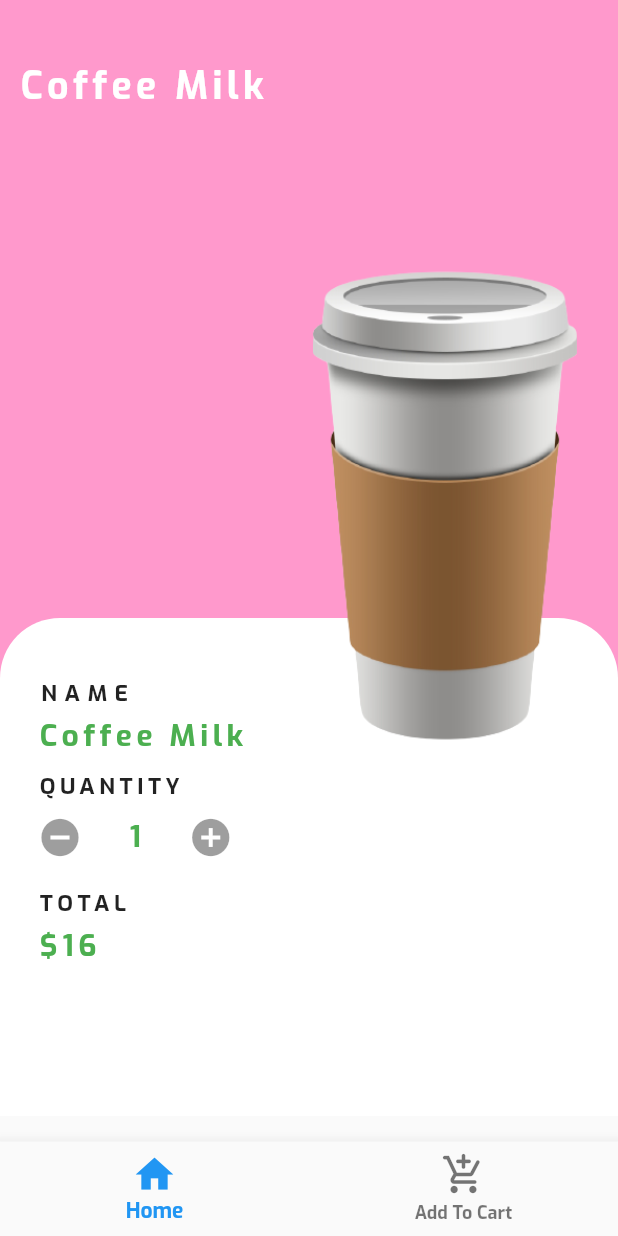
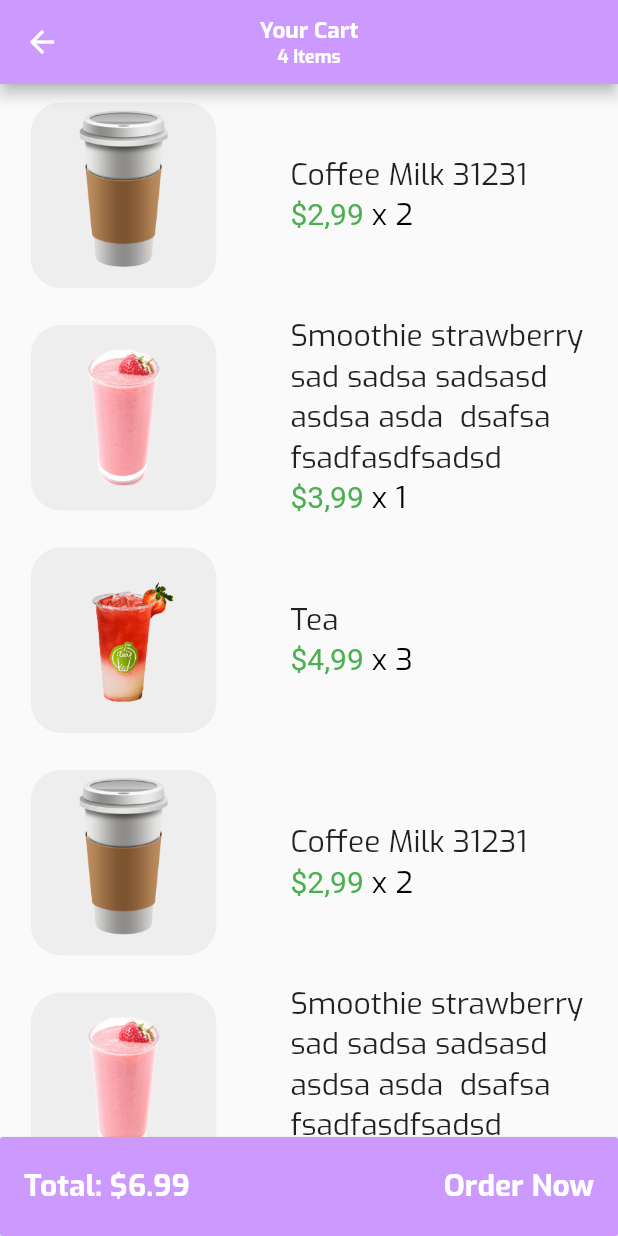
Before and after one commit to phucnguyen1901/flutter-nodejs-coffee, a Flutter app: the screen it shows after launch, on a phone screen of 412 x 824 dp. Run offline on Flutter 3.47's test engine with Material 2 defaults, Android fonts, the phone set to English and light mode, and no system bars.

Commit message:
comlete detail product and cart screen.Handling api from nodejs server

```diff
--- /dev/null
+++ b/lib/components/itemCart.dart
@@ -0,0 +1,61 @@
+import 'package:flutter/material.dart';
+import 'package:chatapp/style.dart';
+
+class ItemCart extends StatelessWidget {
+
+  final String title, price, qty ,pathImage;
+
+
+  const ItemCart({
+    Key key,
+    this.title,
+    this.price,
+    this.qty,
+    @required this.pathImage,
+      this.size,
+  }) : super(key: key);
+
+  final Size size;
+
+  @override
+  Widget build(BuildContext context) {
+    return Row(
+      children: <Widget>[
+        SizedBox(height:size.height*0.18,width: size.width*0.05,),
+        Container(
+          width: size.width*0.3,
+          height: size.height*0.15,
+          decoration: BoxDecoration(
+              borderRadius: BorderRadius.circular(20.0),
+              color: lightGreyColor,
+              image: DecorationImage(
+                  image: AssetImage(pathImage)
+              )
+          ),
+        ),
+        SizedBox(width: size.width*0.12,),
+        Column(
+          crossAxisAlignment: CrossAxisAlignment.start,
+          children: <Widget>[
+            Container(
+              width: size.width*0.5,
+                child: Text(title, style: TextStyle(fontSize: 20.0,fontFamily: "Exo"))
+            ),
+            RichText(
+              text: TextSpan(
+                  text: price, style: TextStyle(fontSize: 20.0,color:Colors.green),
+                  children: <TextSpan>[
+                    TextSpan(text: qty,style: TextStyle(fontSize: 20.0,color:Colors.black,fontFamily: "Exo"))
+                    // TextSpan(text: 'bold', style: TextStyle(fontWeight: FontWeight.bold)),
+                    // TextSpan(text: ' world!'),
+                  ]
+              ),
+
+            )
+          ],
+        )
+      ],
+
+    );
+  }
+}
--- a/lib/main.dart
+++ b/lib/main.dart
@@ -1,5 +1,6 @@
 
 import 'package:chatapp/screens/authentication/register/components/register.dart';
+import 'package:chatapp/screens/cart/cart_screen.dart';
 import 'package:chatapp/screens/detailProduct/detailProduct.dart';
 import 'package:chatapp/screens/home/home.dart';
 import 'package:flutter/material.dart';
@@ -16,16 +17,16 @@ class MyApp extends StatelessWidget {
     return MaterialApp(
       title:'Authentication',
       theme: ThemeData(
-        primaryColor: PrimaryColor,
+        primaryColor: lightColor,
         fontFamily: FontDefault,
-
       ),
-      initialRoute: '/detail',
+      initialRoute: '/cart',
       routes: {
         '/login' : (context) => Login(),
         '/home' : (context) => Home(),
         '/register' : (context) => Register(),
-        '/detail' : (context) => DetailProDuct()
+        '/detail' : (context) => DetailProDuct(),
+        '/cart' : (context) => Cart()
       },
     );
   }
--- /dev/null
+++ b/lib/models/Card.dart
@@ -0,0 +1,11 @@
+
+import 'package:chatapp/components/ItemProduct.dart';
+import 'package:flutter/material.dart';
+
+class Cart{
+  final ItemProduct item;
+  final int totalItem;
+
+  Cart(@required this.item, @required this.totalItem);
+
+}
--- /dev/null
+++ b/lib/screens/cart/body.dart
@@ -0,0 +1,102 @@
+import 'package:chatapp/components/ItemProduct.dart';
+import 'package:chatapp/components/itemCart.dart';
+import 'package:chatapp/models/Card.dart';
+import 'package:chatapp/style.dart';
+
+import 'package:flutter/material.dart';
+
+class Body extends StatefulWidget {
+  @override
+  _BodyState createState() => _BodyState();
+}
+
+class _BodyState extends State<Body> {
+  // List<ItemProduct> listProduct (size){
+  //   List<ItemProduct> list = [
+  //     ItemProduct(pathImage:"assets/home/home_smoothie.png",size: size, nameItem: "Coffee Milk", description: "There are many variations of passages of Lorem Ipsum available, but the majority have suffered",
+  //       fnc:(){
+  //         Navigator.pushNamed(context, '/detail');
+  //       },),
+  //     ItemProduct(pathImage:"assets/home/home_tea.png",size: size, nameItem: "Coffee Coffee", description: "Umbalasiba",),
+  //     ItemProduct(pathImage:"assets/login/icon_user.png",size: size, nameItem: "Coffee tonay", description: "Umbalasiba",),
+  //   ];
+  //   return list;
+  //
+  // }
+  List<ItemCart> listItemProduct = [
+    ItemCart(
+      pathImage: "assets/home/home_coffee.png",
+      title: "Coffee Milk 31231",
+      price: "\$2,99",
+      qty: " x 2",
+    ),
+    ItemCart(
+      pathImage: "assets/home/home_smoothie.png",
+      title:
+          "Smoothie strawberry sad sadsa sadsasd asdsa asda  dsafsa fsadfasdfsadsd",
+      price: "\$3,99",
+      qty: " x 1",
+    ),
+    ItemCart(
+      pathImage: "assets/home/home_tea.png",
+      title: "Tea",
+      price: "\$4,99",
+      qty: " x 3",
+    ),
+    ItemCart(
+      pathImage: "assets/home/home_coffee.png",
+      title: "Coffee Milk 31231",
+      price: "\$2,99",
+      qty: " x 2",
+    ),
+    ItemCart(
+      pathImage: "assets/home/home_smoothie.png",
+      title:
+          "Smoothie strawberry sad sadsa sadsasd asdsa asda  dsafsa fsadfasdfsadsd",
+      price: "\$3,99",
+      qty: " x 1",
+    ),
+    ItemCart(
+      pathImage: "assets/home/home_tea.png",
+      title: "Tea",
+      price: "\$4,99",
+      qty: " x 3",
+    )
+  ];
+
+  @override
+  Widget build(BuildContext context) {
+    Size size = MediaQuery.of(context).size;
+
+    return Container(
+        height: size.height,
+        width: size.width,
+        child: ListView.builder(
+          itemCount: listItemProduct.length,
+          itemBuilder: (context, index) {
+            return Dismissible(
+                key: Key(listItemProduct[index].title),
+                background: Container(
+                  // height: size.height,
+                  width: size.width,
+                  decoration:
+                      BoxDecoration(borderRadius: BorderRadius.circular(15.0)),
+                  child: Container(
+                      padding: EdgeInsets.only(left: 0),
+                      decoration: BoxDecoration(
+                          color: lightPinkColor,
+                          image: DecorationImage(
+                              image: AssetImage(
+                                  "assets/home/delete_button.png")))),
+                ),
+                child: ItemCart(
+                  size: size,
+                  pathImage: listItemProduct[index].pathImage,
+                  title: listItemProduct[index].title,
+                  price: listItemProduct[index].price,
+                  qty: listItemProduct[index].qty,
+                ));
+          },
+        ));
+  }
+}
--- /dev/null
+++ b/lib/screens/cart/bottom.dart
@@ -0,0 +1,33 @@
+import 'package:flutter/material.dart';
+import 'package:chatapp/style.dart';
+class Bottom extends StatefulWidget {
+  @override
+  _BottomState createState() => _BottomState();
+}
+
+class _BottomState extends State<Bottom> {
+  @override
+  Widget build(BuildContext context) {
+    Size size = MediaQuery.of(context).size;
+    return RaisedButton(
+      color: lightColor,
+      onPressed: (){
+
+      },
+      child: Container(
+        width: size.width,
+        height: size.height*0.08,
+
+        child: Row(
+          mainAxisAlignment: MainAxisAlignment.spaceBetween,
+          children: <Widget>[
+            Text("Total: \$6.99",style: TextStyle(fontSize:20.0,color: Colors.white),),
+            Text("Order Now",style: TextStyle(fontSize:20.0,color: Colors.white),),
+            // Text("Order Now",style: TextStyle(color: Colors.white))
+          ],
+        ),
+      ),
+    );
+  }
+
+}
--- /dev/null
+++ b/lib/screens/cart/cart_screen.dart
@@ -0,0 +1,29 @@
+
+
+import 'package:flutter/material.dart';
+
+import 'body.dart';
+import 'bottom.dart';
+class Cart extends StatelessWidget {
+  @override
+  Widget build(BuildContext context) {
+    return Scaffold(
+        appBar: AppBar(
+          centerTitle: true,
+          title: Column(
+            children: <Widget>[
+              Text("Your Cart", style: TextStyle(fontSize: 15.0, color: Colors.white),),
+              Text("4 Items", style: TextStyle(fontSize: 12.0,fontFamily: "Exo",fontWeight: FontWeight.bold, color: Colors.white),),
+            ],
+          ),
+          leading: IconButton(icon:Icon(Icons.arrow_back), color:Colors.white,
+            onPressed: (){
+            Navigator.pop(context);
+            },
+          ),
+        ),
+        body:Body(),
+        bottomNavigationBar: Bottom()
+    );
+  }
+}
--- a/lib/screens/detailProduct/detailProduct.dart
+++ b/lib/screens/detailProduct/detailProduct.dart
@@ -2,29 +2,22 @@
 import 'package:flutter/material.dart';
 
 import 'body.dart';
+import 'bottom.dart';
+
 
 class DetailProDuct extends StatelessWidget {
   @override
   Widget build(BuildContext context) {
     return Scaffold(
+      appBar: AppBar(
+        leading: IconButton(icon:Icon(Icons.arrow_back),
+        onPressed: (){
+          Navigator.pop(context);
+        },
+        ),
+      ),
       body:Body(),
-      bottomNavigationBar: BottomNavigationBar(
-        iconSize: 30.0,
-        items: [
-          BottomNavigationBarItem(
-            // activeIcon: ,
-              icon: Icon(Icons.home),
-              label: "Home"
-          ),
-          BottomNavigationBarItem(
-              icon: Icon(Icons.add_shopping_cart_rounded),
-              label: "Add To Cart"
-          ),
-        ],
-        onTap: (index){
-          index == 0 ? Navigator.pushNamed(context, '/home'): null;
-        },
-      ),
+      bottomNavigationBar: Bottom()
     );
   }
 }
--- /dev/null
+++ b/lib/screens/home/bottom.dart
@@ -0,0 +1,37 @@
+import 'package:flutter/material.dart';
+
+class Bottom extends StatefulWidget {
+  @override
+  _BottomState createState() => _BottomState();
+}
+
+class _BottomState extends State<Bottom> {
+  int _currentIndex = 0;
+  @override
+  Widget build(BuildContext context) {
+    return BottomNavigationBar(
+      iconSize: 30.0,
+      currentIndex: _currentIndex,
+      items: [
+        BottomNavigationBarItem(
+          // activeIcon: ,
+            icon: Icon(Icons.home),
+            label: "Home"
+        ),
+        BottomNavigationBarItem(
+            icon: Icon(Icons.supervised_user_circle),
+            label: "User"
+        ),
+        BottomNavigationBarItem(
+            icon: Icon(Icons.shopping_cart),
+            label: "Cart"
+        ),
+      ],
+      onTap: (index){
+        setState(() {
+          _currentIndex = index;
+        });
+      },
+    );
+  }
+}
--- a/lib/screens/home/home.dart
+++ b/lib/screens/home/home.dart
@@ -1,41 +1,14 @@
 
 import 'package:flutter/material.dart';
 import 'body.dart';
+import 'bottom.dart';
 
-class Home extends StatefulWidget {
-  @override
-  _HomeState createState() => _HomeState();
-}
-
-class _HomeState extends State<Home> {
-  int _currentIndex = 0;
-
+class Home extends StatelessWidget {
   @override
   Widget build(BuildContext context) {
     return Scaffold(
-      body: Body(),
-      bottomNavigationBar: BottomNavigationBar(
-        // backgroundColor: Colors.greenAccent,
-
-        iconSize: 30.0,
-        currentIndex: _currentIndex,
-        items: [
-          BottomNavigationBarItem(
-            // activeIcon: ,
-            icon: Icon(Icons.home),
-            label: "Home"
-          ),
-          BottomNavigationBarItem(
-              icon: Icon(Icons.supervised_user_circle),
-              label: "User"
-          ),
-        ],
-        onTap: (index){
-          setState(() {
-            _currentIndex = index;
-          });
-        },
-      ),
+        body: Body(),
+        bottomNavigationBar: Bottom()
     );
   }
 }
--- a/lib/style.dart
+++ b/lib/style.dart
@@ -6,5 +6,6 @@ const lightColor = Color(0xFFCC99FF);
 const pinkColor = Color(0xFFFF6666);
 const lightPinkColor = Color(0xFFFFCCFF);
 const midPinkColor = Color(0xFFFF99CC);
+const lightGreyColor = Color(0xFFEEEEEE);
 const FontDefault = 'Exo-Bold';
 const FontDefaultLight = 'Exo';
```
Also changed, not shown: lib/models/Product.dart (added, +33 -0 lines), lib/models/User.dart (added, +47 -0 lines), lib/screens/detailProduct/bottom.dart (added, +39 -0 lines), lib/screens/home/body.dart (+16 -7 lines), assets/home/delete_button.png (added), assets/home/logo_primary.png (added), assets/home/phusi.png (added).
